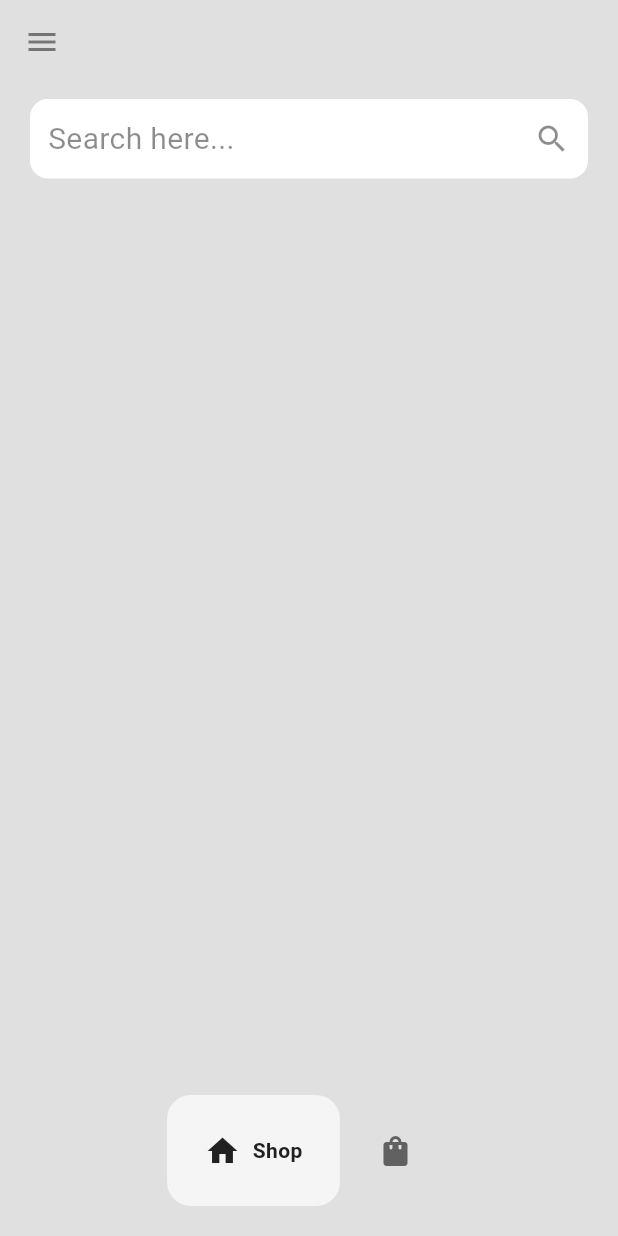
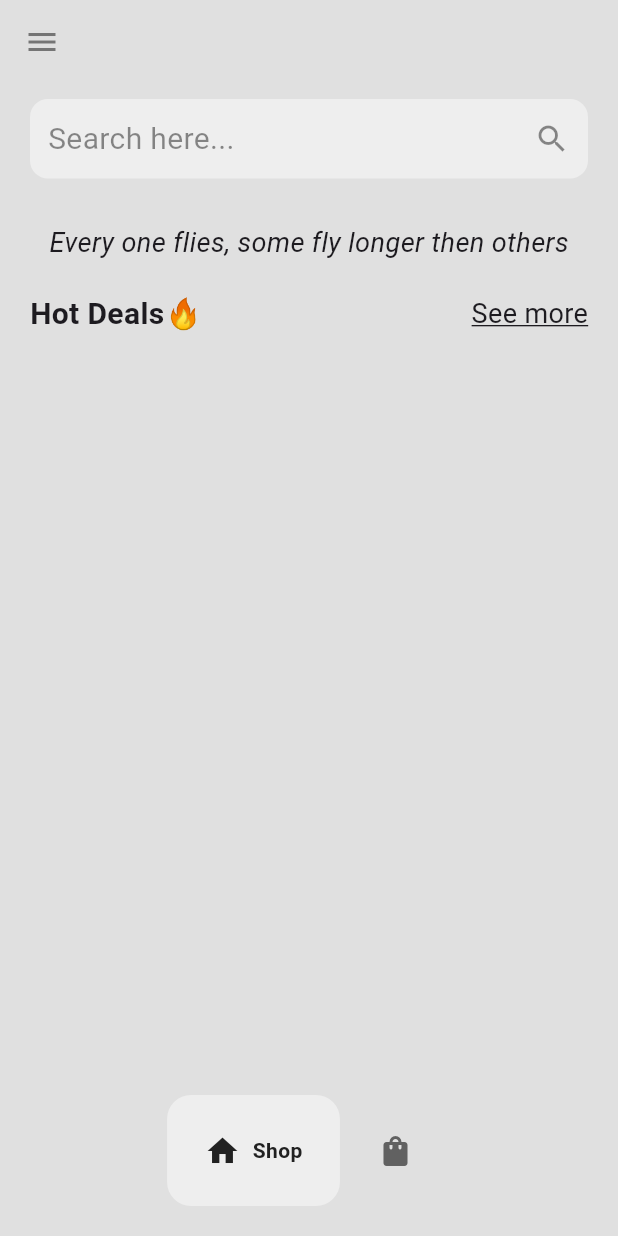
Before and after one commit to jahiduljeesan/FlutterE-commerce, a Flutter app: the Homepage screen opened directly, on a phone screen of 412 x 824 dp. Run offline on Flutter 3.47's test engine with Material 3 defaults, Android fonts, the phone set to English and light mode, and no system bars; drawn by our look-alikes of google_nav_bar.

Commit message:
add widgets to shop page

```diff
--- a/lib/componants/bottom_nav.dart
+++ b/lib/componants/bottom_nav.dart
@@ -22,7 +22,7 @@
       child: GNav(
         mainAxisAlignment: MainAxisAlignment.center,
         color: Colors.grey[700],
-        tabBackgroundColor: Colors.grey.shade100,
+        tabBackgroundColor: Colors.grey.shade200,
         onTabChange: (index) => widget.onTabChange(index),
         tabBorderRadius: 16,
         curve: Curves.easeIn,
--- a/lib/pages/shop_page.dart
+++ b/lib/pages/shop_page.dart
@@ -13,30 +13,58 @@
     return Center(
       child: Column(
         children: [
-          Container(
-            margin: EdgeInsets.symmetric(vertical: 10,horizontal: 20),
-            padding: EdgeInsets.all(12),
-            decoration: BoxDecoration(
-              color: Colors.white,
-              borderRadius: BorderRadius.circular(12)
+          _searchOption(),
+          const SizedBox(height: 20,),
+          Text(
+            'Every one flies, some fly longer then others',
+            style: TextStyle(
+              fontSize: 18,
+              fontStyle: FontStyle.italic,
+              decorationStyle: TextDecorationStyle.dotted
             ),
+          ),
+          const SizedBox(height: 20,),
+          Padding(
+            padding: const EdgeInsets.symmetric(horizontal: 20),
             child: Row(
               mainAxisAlignment: MainAxisAlignment.spaceBetween,
               children: [
                 Text(
-                  'Search here...',
+                  'Hot Deals🔥',
+                  style: TextStyle(fontSize: 20, fontWeight: FontWeight.bold),
+                ),
+                Text(
+                  'See more',
                   style: TextStyle(
-                    color: Colors.black45,
-                    fontSize: 20
+                    fontSize: 18,
+                    fontWeight: FontWeight.normal,
+                    decoration: TextDecoration.underline,
                   ),
                 ),
-                Icon(
-                  Icons.search,
-                  color: Colors.black45,
-                )
               ],
             ),
-          )
+          ),
+        ],
+      ),
+    );
+  }
+
+  Container _searchOption() {
+    return Container(
+      margin: EdgeInsets.symmetric(vertical: 10, horizontal: 20),
+      padding: EdgeInsets.all(12),
+      decoration: BoxDecoration(
+        color: Colors.grey[200],
+        borderRadius: BorderRadius.circular(12),
+      ),
+      child: Row(
+        mainAxisAlignment: MainAxisAlignment.spaceBetween,
+        children: [
+          Text(
+            'Search here...',
+            style: TextStyle(color: Colors.black45, fontSize: 20),
+          ),
+          Icon(Icons.search, color: Colors.black45),
         ],
       ),
     );
```
